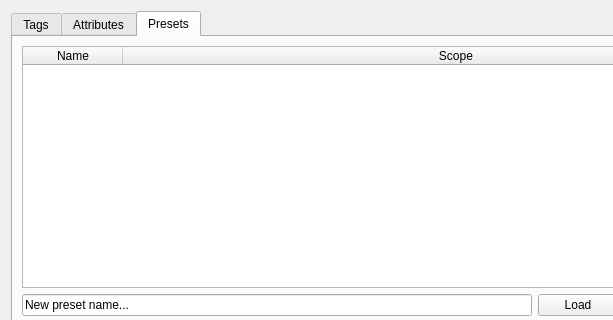
Above: ui/metadata_dialog.ui from DiamondHawk8/Oculus before the change; both pictures show x 0 to 613 and y 0 to 320 of the 812 by 433 pixel window. Below: the same form after it.
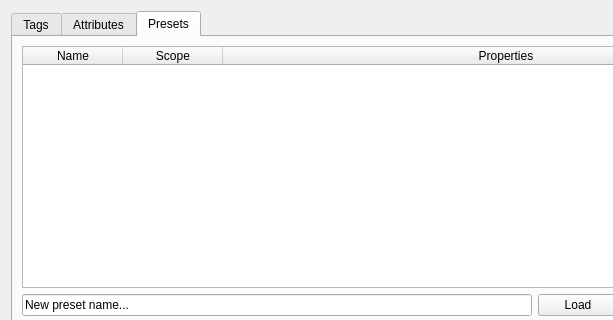
That is the form after the change.

Commit message: Add properties column to preset display

The edit to the form file:
```diff
--- a/ui/metadata_dialog.ui
+++ b/ui/metadata_dialog.ui
@@ -102,7 +102,7 @@
           <enum>QAbstractItemView::SelectionBehavior::SelectRows</enum>
          </property>
          <property name="columnCount">
-          <number>2</number>
+          <number>3</number>
          </property>
          <attribute name="horizontalHeaderStretchLastSection">
           <bool>true</bool>
@@ -120,6 +120,11 @@
            <string>Scope</string>
           </property>
          </column>
+         <column>
+          <property name="text">
+           <string>Properties</string>
+          </property>
+         </column>
         </widget>
        </item>
        <item>
```
The commit also changes 2 other files.
